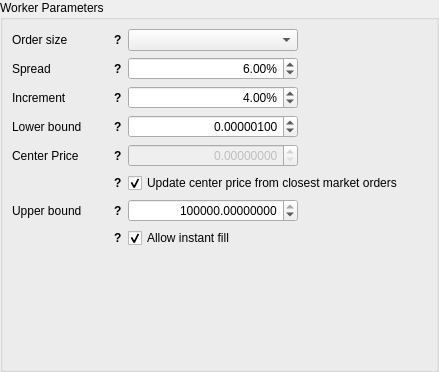
Qt form dexbot/views/ui/forms/staggered_orders_widget.ui (xeroc/stakemachine) before a commit.
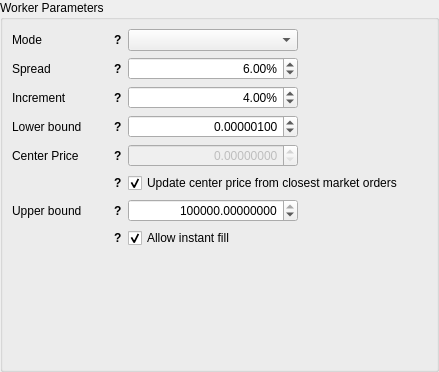
The same form after that commit.

Commit message: Update UI help texts

Diff of the .ui file:
```diff
--- a/dexbot/views/ui/forms/staggered_orders_widget.ui
+++ b/dexbot/views/ui/forms/staggered_orders_widget.ui
@@ -83,7 +83,7 @@
             </size>
            </property>
            <property name="text">
-            <string>Order size</string>
+            <string>Mode</string>
            </property>
            <property name="wordWrap">
             <bool>true</bool>
```
Left out of the diff: 7 changed lines with no effect on the pictures. The commit also changes 2 other files.
